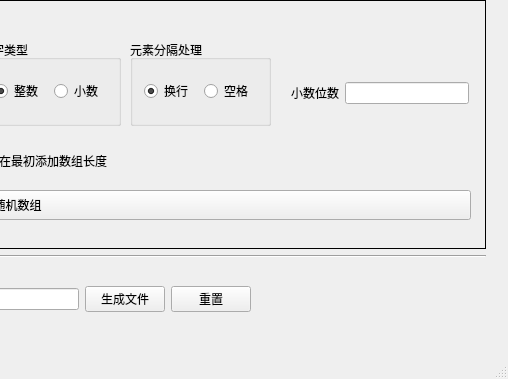
Above: mainwindow.ui from madhat386/RandomNumGenerator before the change; both pictures show x 492 to 1000 and y 221 to 600 of the 1000 by 600 pixel window. Below: the same form after it.
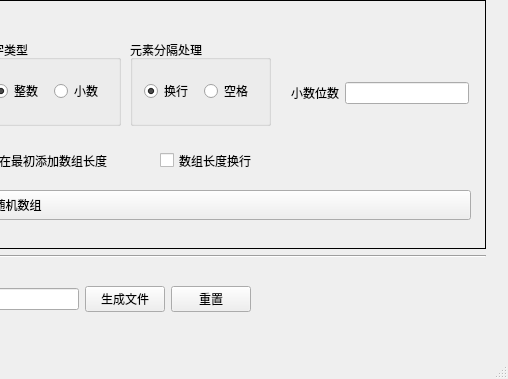
That is the form after the change.

Commit message: 添加随机数组如果在最开始添加数组长度的话，可以指定数组长度后面是强制换行还是空格

Diff of the .ui file:
```diff
--- a/mainwindow.ui
+++ b/mainwindow.ui
@@ -407,6 +407,22 @@
            </item>
           </layout>
          </widget>
+         <widget class="QCheckBox" name="aAoumntNextLine">
+          <property name="geometry">
+           <rect>
+            <x>630</x>
+            <y>150</y>
+            <width>161</width>
+            <height>21</height>
+           </rect>
+          </property>
+          <property name="text">
+           <string>数组长度换行</string>
+          </property>
+          <property name="checked">
+           <bool>false</bool>
+          </property>
+         </widget>
         </widget>
        </item>
        <item>
```
The commit also changes 1 other file.
